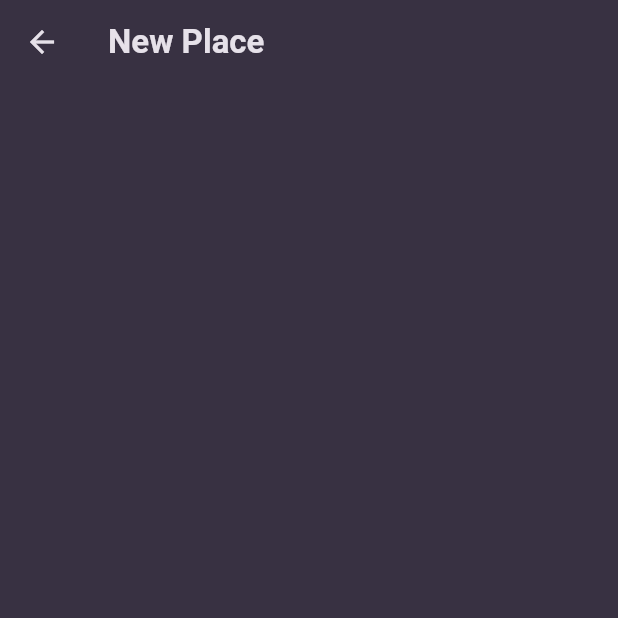
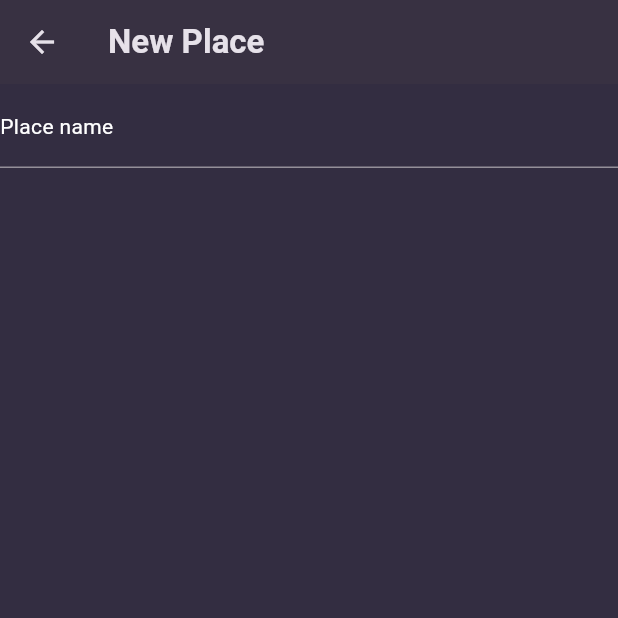
Before and after one commit to bcondefoodics/my_favorite_places, a Flutter app: the NewPlace screen opened directly, on a phone screen of 412 x 824 dp, the top half of it. Run offline on Flutter 3.47's test engine with Material 3 defaults, Android fonts, the phone set to English and light mode, and no system bars; our stand-ins replace google_fonts.

Commit message:
Update push new place + action button

```diff
--- a/lib/screens/new_place.dart
+++ b/lib/screens/new_place.dart
@@ -5,6 +5,25 @@ class NewPlace extends StatelessWidget {
 
   @override
   Widget build(BuildContext context) {
-    return Scaffold(appBar: AppBar(title: Text('New Place')));
+    return Scaffold(
+      appBar: AppBar(title: Text('New Place')),
+      body: Form(
+        child: Column(
+          children: [
+            TextFormField(
+              decoration: InputDecoration(
+                label: Text(
+                  'Place name',
+                  style: Theme.of(
+                    context,
+                  ).textTheme.bodyMedium!.copyWith(color: Colors.white),
+                ),
+              ),
+            ),
+          ],
+        ),
+      ),
+      backgroundColor: Theme.of(context).colorScheme.onSecondary,
+    );
   }
 }
```
Also changed, not shown: lib/screens/place_list.dart (+16 -1 lines), 4 other files.
